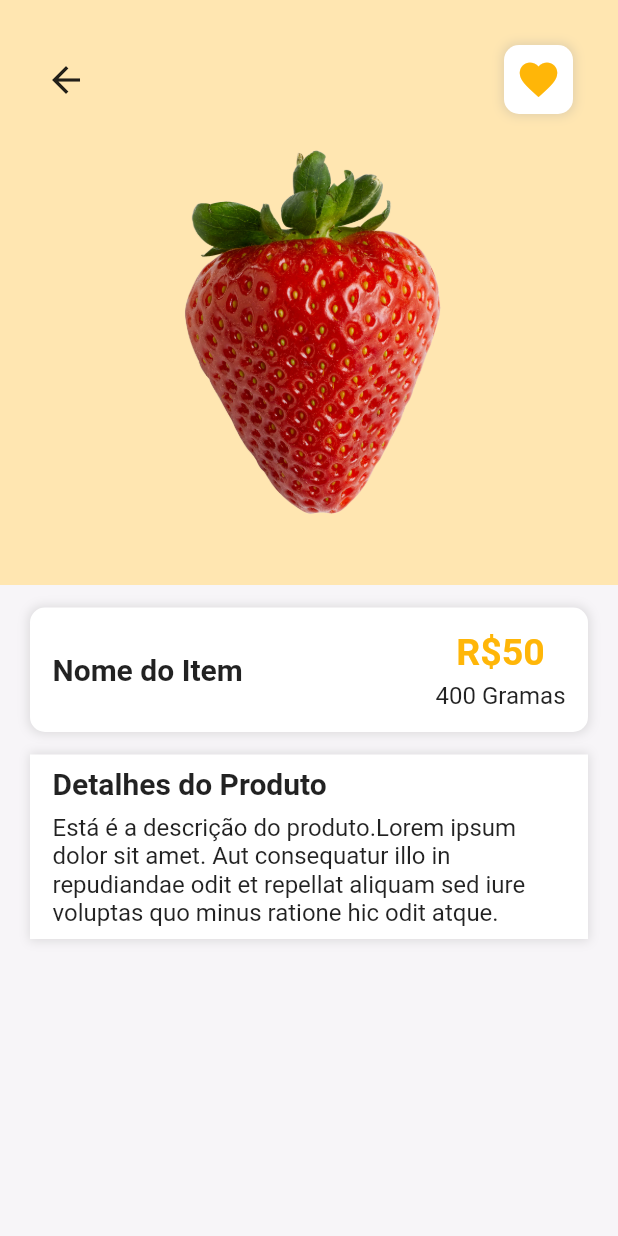
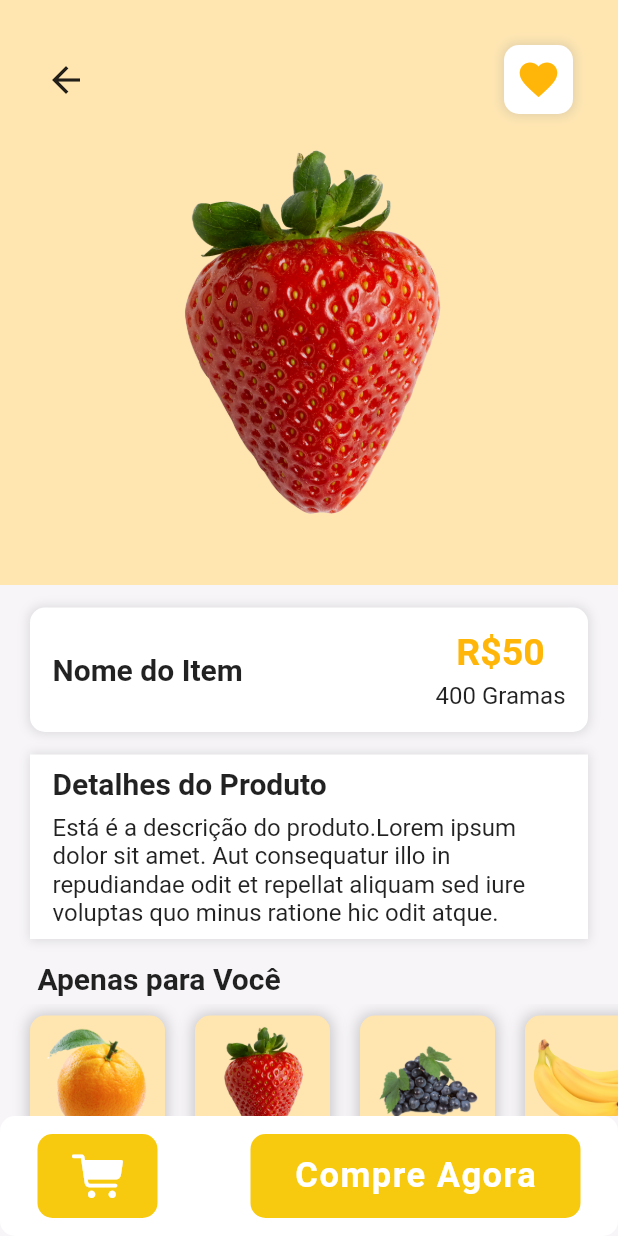
Before and after one commit to caneto/UI---Loja-de-Entregas-de-Supermercados, a Flutter app: the ItemPage screen opened by its route, on a phone screen of 412 x 824 dp. Run offline on Flutter 3.47's test engine with Material 2 defaults, Android fonts, the light colour scheme and no system bars.

Commit message:
Atuaslização

```diff
--- a/lib/main.dart
+++ b/lib/main.dart
@@ -1,5 +1,6 @@
 import 'package:flutter/material.dart';
 import 'package:flutter/services.dart';
+import 'package:uidelojadesupermercados/pages/cart_page.dart';
 import 'package:uidelojadesupermercados/pages/item_page.dart';
 
 import 'pages/home_page.dart';
@@ -36,6 +37,7 @@ class _MyAppState extends State<MyApp> {
       routes: {
         "/":(context) => const HomePage(),
         "itemPage":(context) => const ItemPage(),
+        "cartPage":(context) => const CartPage(),
       },
     );
   }
--- /dev/null
+++ b/lib/pages/cart_page.dart
@@ -0,0 +1,18 @@
+import 'package:flutter/material.dart';
+
+class CartPage extends StatefulWidget {
+
+  const CartPage({ Key? key }) : super(key: key);
+
+  @override
+  State<CartPage> createState() => _CartPageState();
+}
+
+class _CartPageState extends State<CartPage> {
+   @override
+   Widget build(BuildContext context) {
+       return Scaffold(
+           body: Container(),
+       );
+  }
+}
--- a/lib/pages/item_page.dart
+++ b/lib/pages/item_page.dart
@@ -1,4 +1,5 @@
 import 'package:flutter/material.dart';
+import 'package:uidelojadesupermercados/widgets/item_botton_bar.dart';
 
 class ItemPage extends StatelessWidget {
   const ItemPage({Key? key}) : super(key: key);
@@ -132,7 +133,7 @@ class ItemPage extends StatelessWidget {
                   ),
                 ),
                 SizedBox(
-                   height: 8,
+                  height: 8,
                 ),
                 Text(
                   'Está é a descrição do produto.Lorem ipsum dolor sit amet. Aut consequatur illo in repudiandae odit et repellat aliquam sed iure voluptas quo minus ratione hic odit atque. ',
@@ -144,10 +145,60 @@ class ItemPage extends StatelessWidget {
             ),
           ),
           const SizedBox(
-             height: 15,
+            height: 15,
+          ),
+          Column(
+            crossAxisAlignment: CrossAxisAlignment.start,
+            mainAxisAlignment: MainAxisAlignment.spaceBetween,
+            children: [
+              const Padding(
+                padding: EdgeInsets.only(left: 25),
+                child: Text(
+                  'Apenas para Você',
+                  style: TextStyle(
+                    fontSize: 20,
+                    fontWeight: FontWeight.bold,
+                  ),
+                ),
+              ),
+              const SizedBox(
+                height: 5,
+              ),
+              SingleChildScrollView(
+                scrollDirection: Axis.horizontal,
+                child: Row(
+                  children: [
+                    for(int i=1; i<9; i++)
+                    Container(
+                      height: 90,
+                      width: 90,
+                      padding: const EdgeInsets.all(5),
+                      margin:
+                          const EdgeInsets.only(top: 8, bottom: 8, left: 20),
+                      decoration: BoxDecoration(
+                        color: const Color.fromARGB(255, 255, 230, 177),
+                        borderRadius: BorderRadius.circular(10),
+                        boxShadow: [
+                          BoxShadow(
+                            color: Colors.black.withOpacity(0.2),
+                            spreadRadius: 1,
+                            blurRadius: 8,
+                          ),
+                        ],
+                      ),
+                      child: Image.asset(
+                        'images/$i.png',
+                        fit: BoxFit.contain,
+                      ),
+                    )
+                  ],
+                ),
+              ),
+            ],
           ),
         ],
       ),
+      bottomNavigationBar: const ItemBottonBar(),
     );
   }
 }
--- a/lib/widgets/home_bottom_bar.dart
+++ b/lib/widgets/home_bottom_bar.dart
@@ -50,7 +50,7 @@ class HomeBottomBar extends StatelessWidget {
             ],
           ),
           InkWell(
-            //onTap: () => Navigator.pushNamed(context, 'cartPage'),
+            onTap: () => Navigator.pushNamed(context, 'cartPage'),
             child: Column(
               children: const [
                 Icon(
--- /dev/null
+++ b/lib/widgets/item_botton_bar.dart
@@ -0,0 +1,60 @@
+import 'package:flutter/cupertino.dart';
+import 'package:flutter/material.dart';
+
+class ItemBottonBar extends StatelessWidget {
+  const ItemBottonBar({Key? key}) : super(key: key);
+
+  @override
+  Widget build(BuildContext context) {
+    return Container(
+        height: 80,
+        padding: const EdgeInsets.symmetric(vertical: 12, horizontal: 25),
+        decoration: BoxDecoration(
+          color: Colors.white,
+          borderRadius: BorderRadius.circular(10),
+        ),
+        child: Row(
+          mainAxisAlignment: MainAxisAlignment.spaceBetween,
+          children: [
+            GestureDetector(
+              onTap: () {},
+              child: Container(
+                height: 60,
+                width: 80,
+                alignment: Alignment.center,
+                decoration: BoxDecoration(
+                  color: const Color(0xFFF7CA0F),
+                  borderRadius: BorderRadius.circular(10),
+                ),
+                child: const Icon(
+                  CupertinoIcons.cart_fill,
+                  color: Colors.white,
+                  size: 35,
+                ),
+              ),
+            ),
+            GestureDetector(
+              onTap: () {},
+              child: Container(
+                height: 60,
+                width: 220,
+                alignment: Alignment.center,
+                decoration: BoxDecoration(
+                  color: const Color(0xFFF7CA0F),
+                  borderRadius: BorderRadius.circular(10),
+                ),
+                child: const Text(
+                  'Compre Agora',
+                  style: TextStyle(
+                    color: Colors.white,
+                    fontSize: 23,
+                    fontWeight: FontWeight.bold,
+                    letterSpacing: 1,
+                  ),
+                ),
+              ),
+            )
+          ],
+        ));
+  }
+}
```
